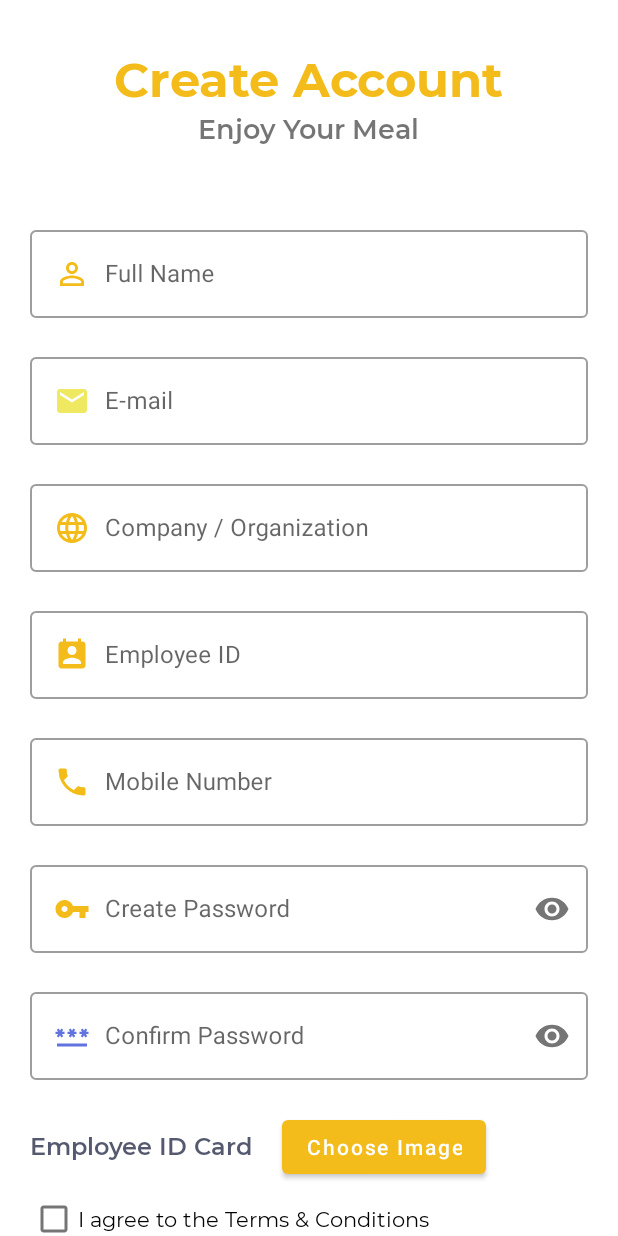
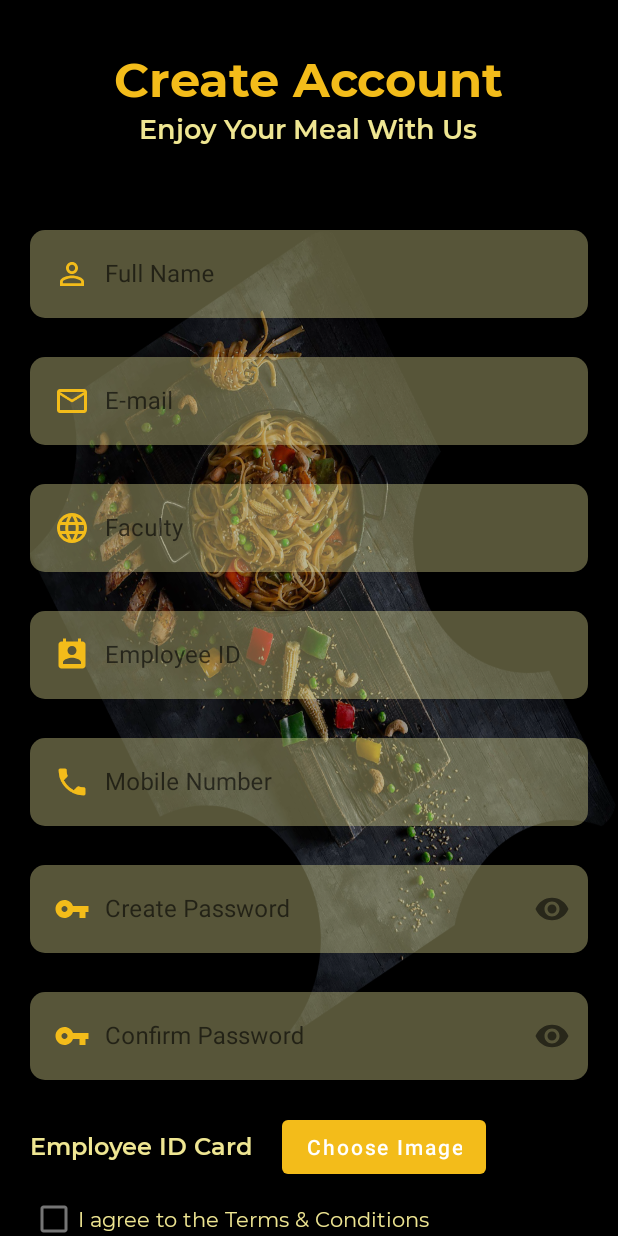
Before and after one commit to kalsha600/sliitcafeMadd, an Android app: the RegisterUserActivity screen opened directly, with no data from a screen before it, on a phone screen of 412 x 824 dp. Run offline under Robolectric (Android 15) with nearby library versions, the phone set to English and light mode, and no system bars; our stand-ins replace Firebase (no records; nobody signed in at launch, a user with empty details on screens opened directly); libraries missing offline, so code that uses them is left out: com.theartofdev.edmodo.

Commit message:
final registation part

```diff
--- /dev/null
+++ b/app/src/main/res/drawable/ic_baseline_mail_outline_24.xml
@@ -0,0 +1,5 @@
+<vector android:height="24dp" android:tint="#F3BC1A"
+    android:viewportHeight="24" android:viewportWidth="24"
+    android:width="24dp" xmlns:android="http://schemas.android.com/apk/res/android">
+    <path android:fillColor="@android:color/white" android:pathData="M20,4L4,4c-1.1,0 -1.99,0.9 -1.99,2L2,18c0,1.1 0.9,2 2,2h16c1.1,0 2,-0.9 2,-2L22,6c0,-1.1 -0.9,-2 -2,-2zM20,18L4,18L4,8l8,5 8,-5v10zM12,11L4,6h16l-8,5z"/>
+</vector>
--- a/app/src/main/res/layout/activity_register_user.xml
+++ b/app/src/main/res/layout/activity_register_user.xml
@@ -7,6 +7,7 @@
     android:layout_height="match_parent"
     tools:context=".RegisterUserActivity"
     android:focusable="true"
+    android:background="@drawable/register_back"
     android:descendantFocusability="beforeDescendants"
     android:focusableInTouchMode="true">
 
@@ -36,11 +37,12 @@
             <TextView
                 android:layout_width="wrap_content"
                 android:layout_height="wrap_content"
+                android:layout_gravity="center"
                 android:layout_marginBottom="50dp"
-                android:text="@string/enjoy_your_meal"
-                android:textSize="18sp"
                 android:fontFamily="@font/montserrat_semi_bold"
-                android:layout_gravity="center"/>
+                android:text="@string/enjoy_your_meal_with_us"
+                android:textColor="@color/enjoy_your_meal"
+                android:textSize="18sp" />
 
             <com.google.android.material.textfield.TextInputLayout
                 android:id="@+id/register_full_name_til"
@@ -53,6 +55,7 @@
                     android:layout_width="match_parent"
                     android:layout_height="wrap_content"
                     android:hint="@string/full_name"
+                    android:background="@drawable/textarea_color"
                     android:inputType="text"
                     android:drawableStart="@drawable/ic_user"
                     android:drawablePadding="10dp"/>
@@ -68,9 +71,10 @@
                 <com.google.android.material.textfield.TextInputEditText
                     android:layout_width="match_parent"
                     android:layout_height="wrap_content"
-                    android:drawableStart="@drawable/ic_baseline_email_24"
+                    android:drawableStart="@drawable/ic_baseline_mail_outline_24"
                     android:drawablePadding="10dp"
                     android:hint="@string/e_mail"
+                    android:background="@drawable/textarea_color"
                     android:inputType="textEmailAddress" />
 
             </com.google.android.material.textfield.TextInputLayout>
@@ -84,10 +88,11 @@
                 <com.google.android.material.textfield.TextInputEditText
                     android:layout_width="match_parent"
                     android:layout_height="wrap_content"
-                    android:hint="@string/company_organization"
-                    android:inputType="text"
+                    android:background="@drawable/textarea_color"
                     android:drawableStart="@drawable/ic_organization"
-                    android:drawablePadding="10dp"/>
+                    android:drawablePadding="10dp"
+                    android:hint="@string/company_organization2"
+                    android:inputType="text" />
 
             </com.google.android.material.textfield.TextInputLayout>
             <com.google.android.material.textfield.TextInputLayout
@@ -101,6 +106,7 @@
                     android:layout_width="match_parent"
                     android:layout_height="wrap_content"
                     android:hint="@string/employee_id"
+                    android:background="@drawable/textarea_color"
                     android:inputType="text"
                     android:drawableStart="@drawable/ic_employee_id"
                     android:drawablePadding="10dp"/>
@@ -118,6 +124,7 @@
                     android:layout_height="wrap_content"
                     android:hint="@string/mobile_number"
                     android:inputType="number"
+                    android:background="@drawable/textarea_color"
                     android:maxLength="10"
                     android:drawableStart="@drawable/ic_mobile"
                     android:drawablePadding="10dp"/>
@@ -135,6 +142,7 @@
                     android:layout_width="match_parent"
                     android:layout_height="wrap_content"
                     android:hint="@string/create_password"
+                    android:background="@drawable/textarea_color"
                     android:inputType="textPassword"
                     android:drawableStart="@drawable/ic_password_1"
                     android:drawablePadding="10dp"/>
@@ -151,9 +159,10 @@
                 <com.google.android.material.textfield.TextInputEditText
                     android:layout_width="match_parent"
                     android:layout_height="wrap_content"
-                    android:drawableStart="@drawable/ic_baseline_password_24"
+                    android:drawableStart="@drawable/ic_password_1"
                     android:drawablePadding="10dp"
                     android:hint="@string/confirm_password"
+                    android:background="@drawable/textarea_color"
                     android:inputType="textPassword" />
 
             </com.google.android.material.textfield.TextInputLayout>
@@ -162,14 +171,15 @@
                 android:layout_width="match_parent"
                 android:layout_height="wrap_content"
                 android:orientation="horizontal">
+
                 <TextView
                     android:layout_width="wrap_content"
                     android:layout_height="wrap_content"
                     android:layout_marginEnd="20dp"
+                    android:fontFamily="@font/montserrat_semi_bold"
                     android:text="@string/employee_id_card"
-                    android:textSize="16sp"
-                    android:textColor="@color/text_light_color"
-                    android:fontFamily="@font/montserrat_semi_bold"/>
+                    android:textColor="@color/enjoy_your_meal"
+                    android:textSize="16sp" />
 
                 <Button
                     android:layout_width="wrap_content"
@@ -192,9 +202,10 @@
                 android:id="@+id/register_agree_check_box"
                 android:layout_width="wrap_content"
                 android:layout_height="wrap_content"
+                android:fontFamily="@font/montserrat_regular"
                 android:text="@string/i_agree_to_the_terms_conditions"
-                android:textSize="14sp"
-                android:fontFamily="@font/montserrat_regular"/>
+                android:textColor="@color/enjoy_your_meal"
+                android:textSize="14sp" />
 
             <LinearLayout
                 android:layout_width="match_parent"
@@ -207,21 +218,25 @@
                     android:layout_height="wrap_content"
                     android:layout_marginHorizontal="5dp"
                     android:text="@string/preview"
+                    android:background="@drawable/custom_button"
                     android:textAllCaps="false"
-                    android:textColor="@color/text_dark_color"
+                    android:textColor="@color/white"
                     android:backgroundTint="@color/white"
                     android:onClick="openPreviewActivity"/>
 
                 <Button
                     android:id="@+id/register_emp_btn"
+                    android:text="@string/sign_up"
                     android:layout_width="0dp"
                     android:layout_weight="1"
                     android:layout_height="wrap_content"
-                    android:layout_marginStart="5dp"
-                    android:text="@string/register"
+                    android:layout_marginHorizontal="5dp"
+                    android:background="@drawable/custom_button"
                     android:textAllCaps="false"
                     android:textColor="@color/white"
-                    android:enabled="false"/>
+                    android:backgroundTint="@color/white"
+
+                    />
             </LinearLayout>
 
             <LinearLayout
@@ -230,21 +245,23 @@
                 android:layout_marginTop="10dp"
                 android:orientation="horizontal"
                 android:layout_gravity="center">
+
                 <TextView
                     android:layout_width="wrap_content"
                     android:layout_height="wrap_content"
                     android:layout_marginEnd="5dp"
                     android:text="@string/already_have_a_account"
-                    android:textSize="15sp"
-                    android:textColor="@color/text_light_color"/>
+                    android:textColor="@color/enjoy_your_meal"
+                    android:textSize="15sp" />
+
                 <TextView
                     android:layout_width="wrap_content"
                     android:layout_height="wrap_content"
-                    android:text="@string/login"
-                    android:textSize="15sp"
+                    android:fontFamily="@font/montserrat_bold"
+                    android:onClick="openLoginActivity"
+                    android:text="@string/sign_in"
                     android:textColor="@color/purple_theme_color"
-                    android:fontFamily="@font/montserrat_bold"
-                    android:onClick="openLoginActivity"/>
+                    android:textSize="15sp" />
             </LinearLayout>
 
         </LinearLayout>
--- a/app/src/main/res/values/strings.xml
+++ b/app/src/main/res/values/strings.xml
@@ -143,4 +143,7 @@
     <string name="show_this_qr_code_to_your_office_canteen">Show this QR Code to your Office Canteen</string>
     <string name="sign_In">Sign in</string>
     <string name="sign_in">SIGN IN</string>
+    <string name="company_organization2">Faculty</string>
+    <string name="enjoy_your_meal_with_us">Enjoy Your Meal With Us</string>
+    <string name="sign_up">Sign Up</string>
 </resources>
```
Also changed, not shown: app/src/main/res/layout/activity_contact_us.xml (+23 -11 lines), app/src/main/res/layout/activity_splash_screen.xml (+5 -5 lines), app/src/main/res/layout/activity_user_profile.xml (+10 -8 lines), app/src/main/res/drawable-hdpi/name.png, app/src/main/res/drawable/back.jpg (deleted), app/src/main/res/drawable/back.png (added), app/src/main/res/drawable/contact_back.png (added), app/src/main/res/drawable/profile.png, app/src/main/res/drawable/profile2.png (deleted), app/src/main/res/drawable/register_back.png (added).
